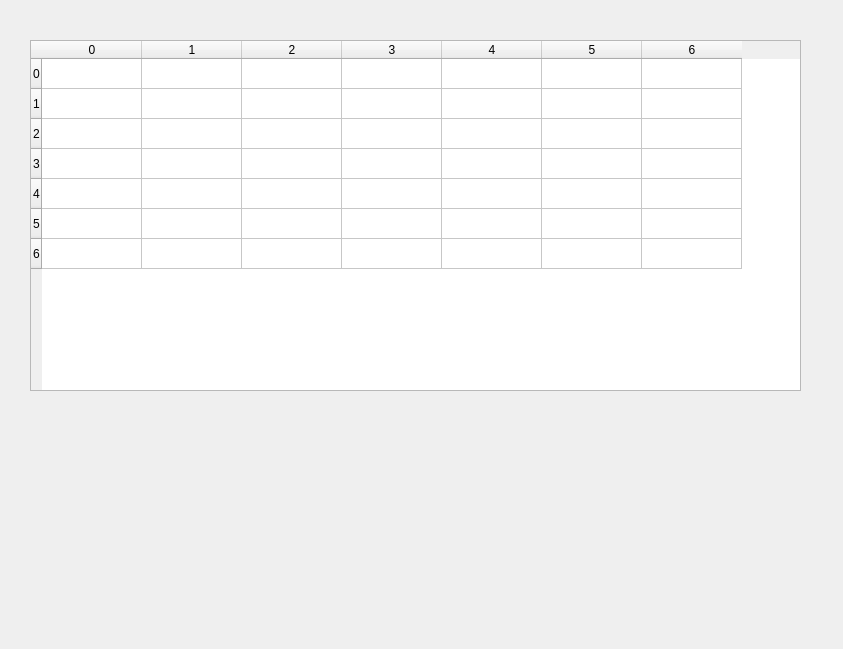
The window that app.ui (lizatish/GameTheory) describes before a commit, drawn with Qt 5.
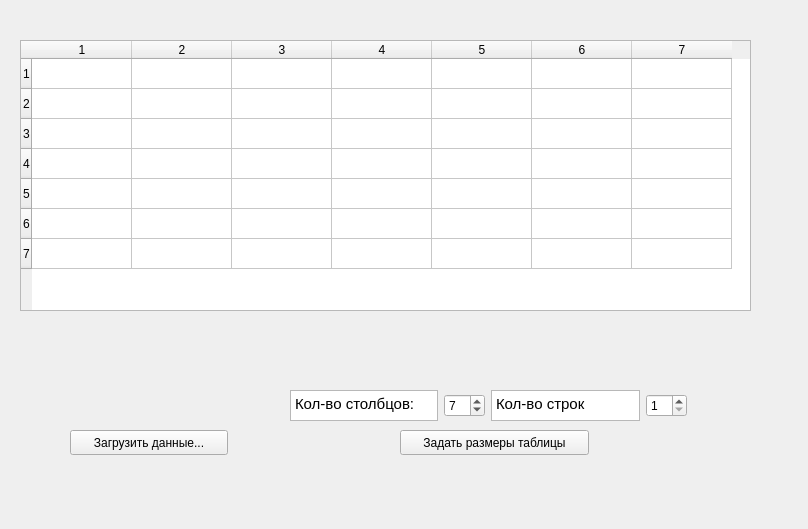
The same window after the commit.

```diff
--- a/app.ui
+++ b/app.ui
@@ -2,105 +2,132 @@
 <ui version="4.0">
  <class>Form</class>
  <widget class="QWidget" name="Form">
+  <property name="enabled">
+   <bool>true</bool>
+  </property>
   <property name="geometry">
    <rect>
     <x>0</x>
     <y>0</y>
-    <width>843</width>
-    <height>649</height>
+    <width>808</width>
+    <height>529</height>
    </rect>
   </property>
+  <property name="sizePolicy">
+   <sizepolicy hsizetype="Expanding" vsizetype="Expanding">
+    <horstretch>0</horstretch>
+    <verstretch>0</verstretch>
+   </sizepolicy>
+  </property>
   <property name="windowTitle">
    <string>Form</string>
   </property>
+  <widget class="QWidget" name="gridLayoutWidget_2">
+   <property name="geometry">
+    <rect>
+     <x>290</x>
+     <y>390</y>
+     <width>397</width>
+     <height>31</height>
+    </rect>
+   </property>
+   <layout class="QGridLayout" name="gridLayout_2">
+    <item row="0" column="3">
+     <widget class="QSpinBox" name="spinBox_2">
+      <property name="minimum">
+       <number>1</number>
+      </property>
+     </widget>
+    </item>
+    <item row="0" column="2">
+     <widget class="QTextBrowser" name="textBrowser_2">
+      <property name="html">
+       <string>&lt;!DOCTYPE HTML PUBLIC &quot;-//W3C//DTD HTML 4.0//EN&quot; &quot;http://www.w3.org/TR/REC-html40/strict.dtd&quot;&gt;
+&lt;html&gt;&lt;head&gt;&lt;meta name=&quot;qrichtext&quot; content=&quot;1&quot; /&gt;&lt;style type=&quot;text/css&quot;&gt;
+p, li { white-space: pre-wrap; }
+&lt;/style&gt;&lt;/head&gt;&lt;body style=&quot; font-family:'Ubuntu'; font-size:11pt; font-weight:400; font-style:normal;&quot;&gt;
+&lt;p style=&quot; margin-top:0px; margin-bottom:0px; margin-left:0px; margin-right:0px; -qt-block-indent:0; text-indent:0px;&quot;&gt;Кол-во строк&lt;/p&gt;&lt;/body&gt;&lt;/html&gt;</string>
+      </property>
+     </widget>
+    </item>
+    <item row="0" column="1">
+     <widget class="QSpinBox" name="spinBox">
+      <property name="minimum">
+       <number>1</number>
+      </property>
+      <property name="value">
+       <number>7</number>
+      </property>
+     </widget>
+    </item>
+    <item row="0" column="0">
+     <widget class="QTextBrowser" name="textBrowser">
+      <property name="html">
+       <string>&lt;!DOCTYPE HTML PUBLIC &quot;-//W3C//DTD HTML 4.0//EN&quot; &quot;http://www.w3.org/TR/REC-html40/strict.dtd&quot;&gt;
+&lt;html&gt;&lt;head&gt;&lt;meta name=&quot;qrichtext&quot; content=&quot;1&quot; /&gt;&lt;style type=&quot;text/css&quot;&gt;
+p, li { white-space: pre-wrap; }
+&lt;/style&gt;&lt;/head&gt;&lt;body style=&quot; font-family:'Ubuntu'; font-size:11pt; font-weight:400; font-style:normal;&quot;&gt;
+&lt;p style=&quot; margin-top:0px; margin-bottom:0px; margin-left:0px; margin-right:0px; -qt-block-indent:0; text-indent:0px;&quot;&gt;Кол-во столбцов:&lt;/p&gt;&lt;/body&gt;&lt;/html&gt;</string>
+      </property>
+     </widget>
+    </item>
+   </layout>
+  </widget>
+  <widget class="QPushButton" name="changeTableSizeButton">
+   <property name="geometry">
+    <rect>
+     <x>400</x>
+     <y>430</y>
+     <width>189</width>
+     <height>25</height>
+    </rect>
+   </property>
+   <property name="text">
+    <string>Задать размеры таблицы</string>
+   </property>
+  </widget>
+  <widget class="QPushButton" name="loadDataButton">
+   <property name="geometry">
+    <rect>
+     <x>70</x>
+     <y>430</y>
+     <width>158</width>
+     <height>25</height>
+    </rect>
+   </property>
+   <property name="text">
+    <string>Загрузить данные...</string>
+   </property>
+  </widget>
   <widget class="QTableWidget" name="table">
    <property name="geometry">
     <rect>
-     <x>30</x>
+     <x>20</x>
      <y>40</y>
-     <width>771</width>
-     <height>351</height>
+     <width>731</width>
+     <height>271</height>
     </rect>
    </property>
-   <property name="mouseTracking">
-    <bool>false</bool>
+   <property name="rowCount">
+    <number>7</number>
    </property>
-   <property name="tabletTracking">
-    <bool>false</bool>
+   <property name="columnCount">
+    <number>7</number>
    </property>
-   <property name="autoFillBackground">
-    <bool>false</bool>
-   </property>
-   <row>
-    <property name="text">
-     <string>0</string>
-    </property>
-   </row>
-   <row>
-    <property name="text">
-     <string>1</string>
-    </property>
-   </row>
-   <row>
-    <property name="text">
-     <string>2</string>
-    </property>
-   </row>
-   <row>
-    <property name="text">
-     <string>3</string>
-    </property>
-   </row>
-   <row>
-    <property name="text">
-     <string>4</string>
-    </property>
-   </row>
-   <row>
-    <property name="text">
-     <string>5</string>
-    </property>
-   </row>
-   <row>
-    <property name="text">
-     <string>6</string>
-    </property>
-   </row>
-   <column>
-    <property name="text">
-     <string>0</string>
-    </property>
-   </column>
-   <column>
-    <property name="text">
-     <string>1</string>
-    </property>
-   </column>
-   <column>
-    <property name="text">
-     <string>2</string>
-    </property>
-   </column>
-   <column>
-    <property name="text">
-     <string>3</string>
-    </property>
-   </column>
-   <column>
-    <property name="text">
-     <string>4</string>
-    </property>
-   </column>
-   <column>
-    <property name="text">
-     <string>5</string>
-    </property>
-   </column>
-   <column>
-    <property name="text">
-     <string>6</string>
-    </property>
-   </column>
+   <row/>
+   <row/>
+   <row/>
+   <row/>
+   <row/>
+   <row/>
+   <row/>
+   <column/>
+   <column/>
+   <column/>
+   <column/>
+   <column/>
+   <column/>
+   <column/>
   </widget>
  </widget>
  <resources/>
```
